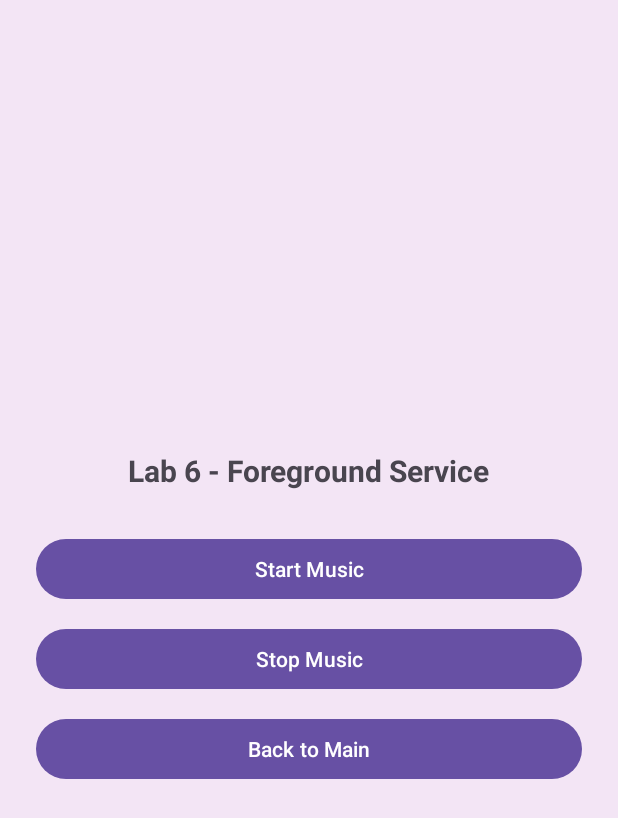
After one commit to Aklima2004/Android-Lab8, an Android app: the layout activity_second.xml on its own in the app's theme, with its tools: preview values and no code run, on a phone screen of 412 x 824 dp. The commit adds this screen. Shown: the top 818 px of the screen. Run offline under Robolectric (Android 15) with nearby library versions, the phone set to English and light mode, and no system bars.

Commit message:
Adding layout for SecondActivity

```diff
--- a/app/src/main/java/com/example/lab8/SecondActivity.java
+++ b/app/src/main/java/com/example/lab8/SecondActivity.java
@@ -13,10 +13,10 @@ public class SecondActivity extends AppCompatActivity {
     @Override
     protected void onCreate(Bundle savedInstanceState) {
         super.onCreate(savedInstanceState);
-        setContentView(R.layout.activity_main2); //activity_second
+        setContentView(R.layout.activity_second);
 
         // Инициализация Intent для ForegroundService
-        serviceIntent = new Intent(this, MyService.class); //ServiceMusic
+        serviceIntent = new Intent(this, ServiceMusic.class);
     }
 
     // Запуск сервиса (Foreground Service)
--- /dev/null
+++ b/app/src/main/res/layout/activity_second.xml
@@ -0,0 +1,42 @@
+<?xml version="1.0" encoding="utf-8"?>
+<LinearLayout xmlns:android="http://schemas.android.com/apk/res/android"
+    android:layout_width="match_parent"
+    android:layout_height="match_parent"
+    android:padding="24dp"
+    android:orientation="vertical"
+    android:gravity="center"
+    android:background="#F3E5F5">
+
+    <TextView
+        android:layout_width="wrap_content"
+        android:layout_height="wrap_content"
+        android:text="Lab 6 - Foreground Service"
+        android:textSize="20sp"
+        android:textStyle="bold"
+        android:layout_gravity="center_horizontal"
+        android:paddingBottom="16dp" />
+
+    <Button
+        android:layout_width="match_parent"
+        android:layout_height="wrap_content"
+        android:id="@+id/button_start"
+        android:text="Start Music"
+        android:onClick="startService"
+        android:layout_marginTop="12dp" />
+
+    <Button
+        android:layout_width="match_parent"
+        android:layout_height="wrap_content"
+        android:id="@+id/button_stop"
+        android:text="Stop Music"
+        android:onClick="stopService"
+        android:layout_marginTop="12dp" />
+
+    <Button
+        android:layout_width="match_parent"
+        android:layout_height="wrap_content"
+        android:id="@+id/button_back"
+        android:text="Back to Main"
+        android:onClick="backToMain"
+        android:layout_marginTop="12dp" />
+</LinearLayout>
```
